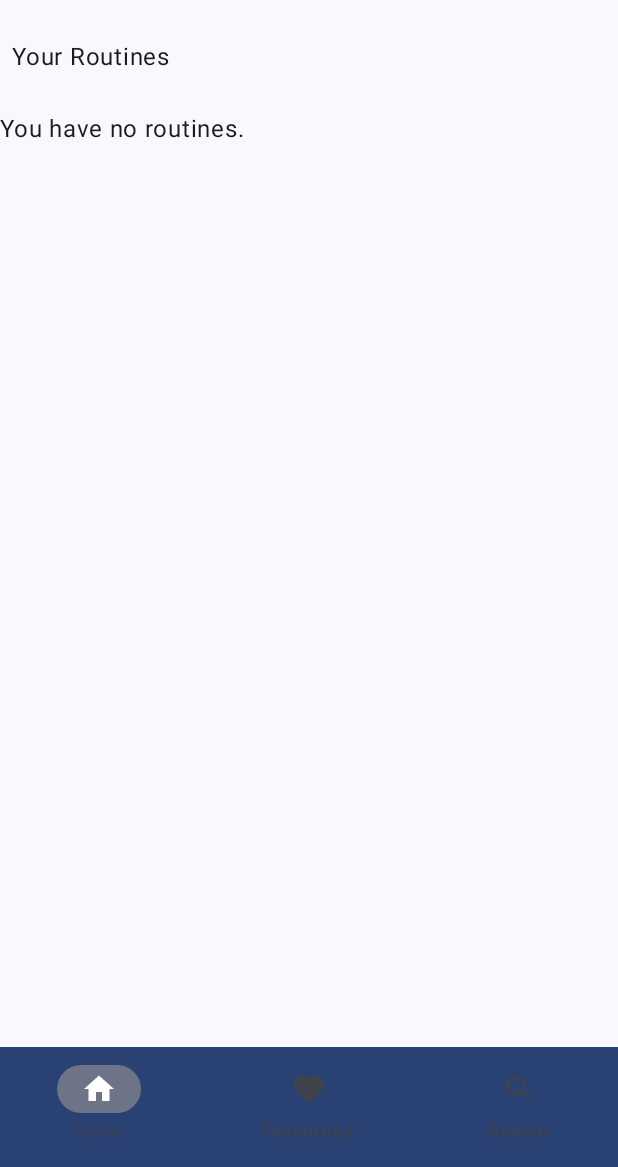
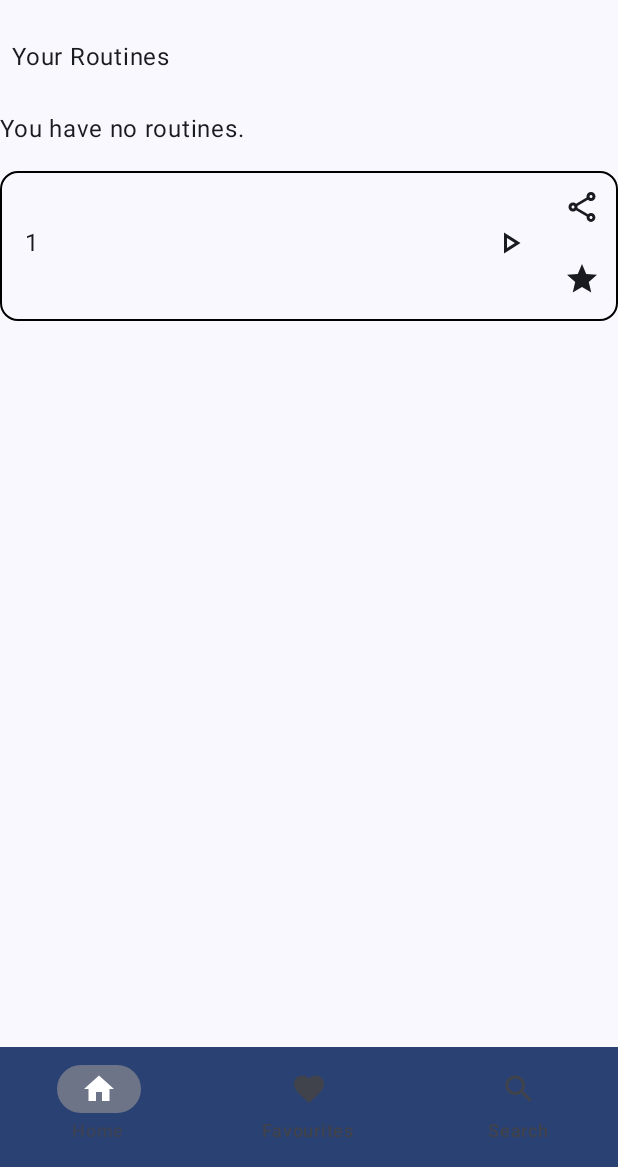
Before and after one commit to Blemmingan/GymHelper.com-APP, an Android app built with Jetpack Compose: the screen it shows after launch (MainActivity), after a tap on "DEBUG: GO HOME", on a phone screen of 412 x 824 dp, the part 69-1236 px from its top. Run offline under Robolectric (Android 15) with nearby library versions, the phone set to English and light mode, and no system bars; network calls fail; 1 statement that could not run was skipped.

Commit message:
Nuevos botones de compartir y favoritear NO funcionales aun

```diff
--- a/app/src/main/java/ar/edu/itba/example/api/ui/main/HomeScreen.kt
+++ b/app/src/main/java/ar/edu/itba/example/api/ui/main/HomeScreen.kt
@@ -20,6 +20,8 @@ import androidx.compose.material.icons.filled.Menu
 import androidx.compose.material.icons.filled.Person
 import androidx.compose.material.icons.filled.PlayArrow
 import androidx.compose.material.icons.outlined.PlayArrow
+import androidx.compose.material.icons.outlined.Share
+import androidx.compose.material.icons.outlined.Star
 import androidx.compose.material3.BottomAppBar
 import androidx.compose.material3.Card
 import androidx.compose.material3.CardDefaults
@@ -77,7 +79,9 @@ fun RoutineList(navController: NavHostController, routinesList : List<Routine>?)
     val state = rememberScrollState()
 
     Column(
-        modifier = Modifier.fillMaxWidth().verticalScroll(state),
+        modifier = Modifier
+            .fillMaxWidth()
+            .verticalScroll(state),
         verticalArrangement = Arrangement.spacedBy(16.dp)
     ) {
         Text(
@@ -95,7 +99,7 @@ fun RoutineList(navController: NavHostController, routinesList : List<Routine>?)
                             .fillMaxWidth()
                             .height(100.dp),
                     ) {
-                        Row(verticalAlignment = Alignment.CenterVertically) {
+                        Row(verticalAlignment = Alignment.CenterVertically, horizontalArrangement = Arrangement.Center) {
                             routine.name?.let {
                                 Text(
                                     text = it,
@@ -112,6 +116,20 @@ fun RoutineList(navController: NavHostController, routinesList : List<Routine>?)
                                     Modifier.fillMaxSize()
                                 )
                             }
+                            Column {
+                                IconButton(onClick = { /**/ }) {
+                                    Icon(
+                                        Icons.Outlined.Share,
+                                        contentDescription = "Share Routine",
+                                    )
+                                }
+                                IconButton(onClick = { /*TODO*/ }) {
+                                    Icon(
+                                        Icons.Outlined.Star,
+                                        contentDescription = "favourite",
+                                    )
+                                }
+                            }
                         }
 
                     }
@@ -120,6 +138,50 @@ fun RoutineList(navController: NavHostController, routinesList : List<Routine>?)
                 Text(text = stringResource(id = R.string.no_routines))
 
             }
+        ///////////////////////////
+        OutlinedCard(
+            colors = CardDefaults.cardColors(
+                containerColor = MaterialTheme.colorScheme.surface
+            ),
+            border = BorderStroke(1.dp, Color.Black),
+            modifier = Modifier
+                .fillMaxWidth()
+                .height(100.dp),
+        ) {
+            Row(verticalAlignment = Alignment.CenterVertically, horizontalArrangement = Arrangement.Center) {
+
+                    Text(
+                        text = "1",
+                        modifier = Modifier
+                            .padding(16.dp),
+                        textAlign = TextAlign.Center,
+                    )
+
+                Spacer(Modifier.weight(1f))
+                IconButton(onClick = { /*TODO*/ }) {
+                    Icon(
+                        Icons.Outlined.PlayArrow,
+                        contentDescription = "Play",
+                    )
+                }
+                Column {
+                    IconButton(onClick = { /**/ }) {
+                        Icon(
+                            Icons.Outlined.Share,
+                            contentDescription = "Share Routine",
+                        )
+                    }
+                    IconButton(onClick = { /*TODO*/ }) {
+                        Icon(
+                            Icons.Outlined.Star,
+                            contentDescription = "favourite",
+                        )
+                    }
+
+                }
+            }
+
+        }
         }
 
 
```
Also changed, not shown: 226 other files.
